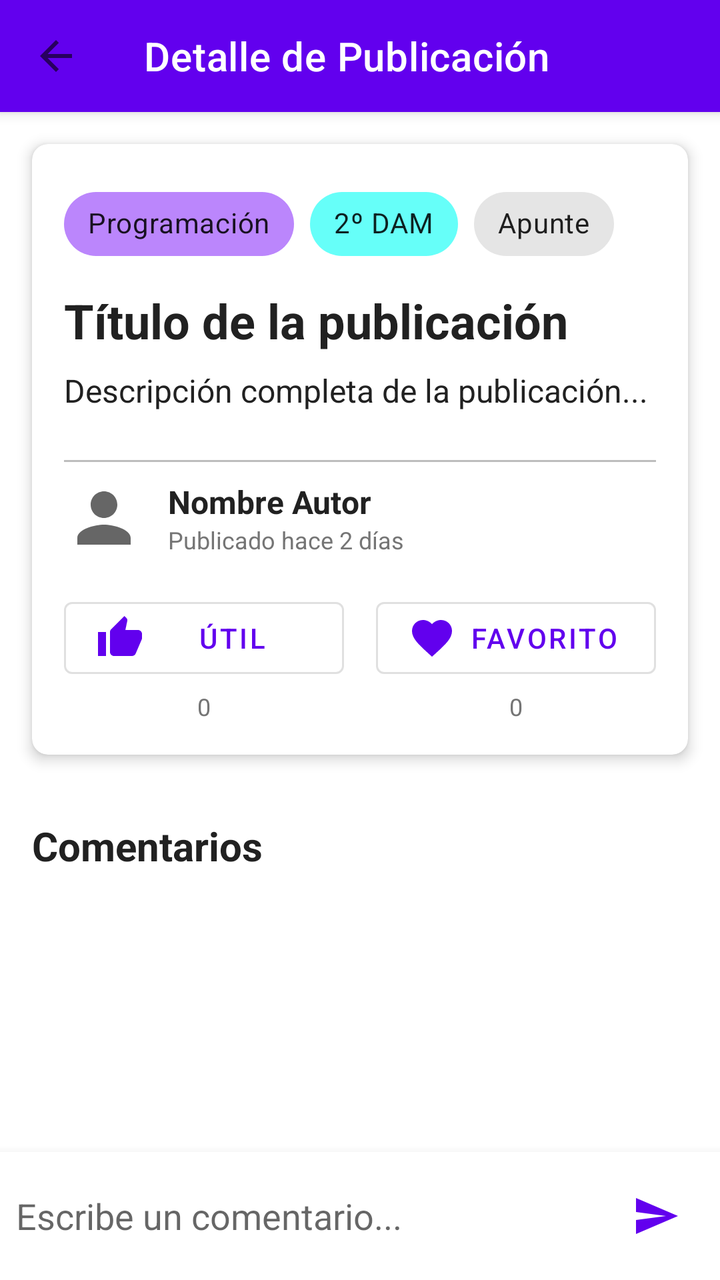
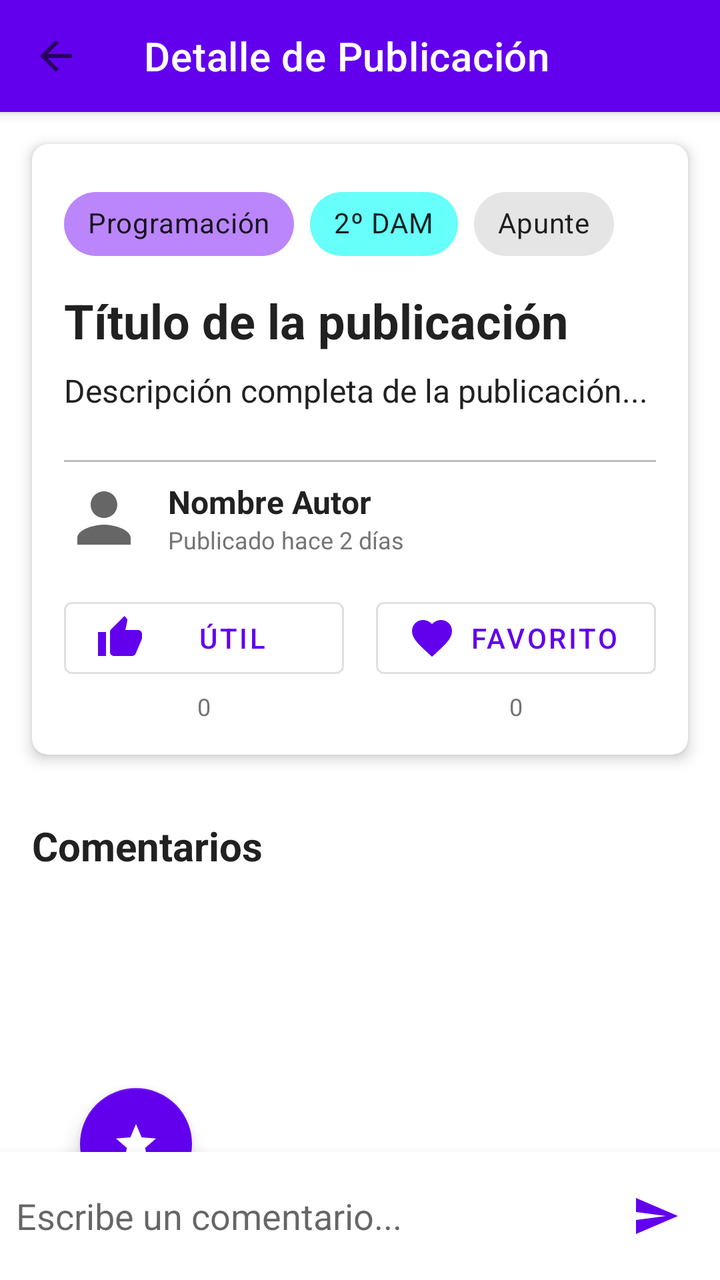

Two renders of the same Android screen: before a commit and after it. Below are the layout's source before the change and the commit's diff.
<!-- AndroidManifest.xml: application theme Theme.StudyBro -->
<!-- res/layout/actividad_detalle.xml -->
<?xml version="1.0" encoding="utf-8"?>
<androidx.coordinatorlayout.widget.CoordinatorLayout 
    xmlns:android="http://schemas.android.com/apk/res/android"
    xmlns:app="http://schemas.android.com/apk/res-auto"
    android:layout_width="match_parent"
    android:layout_height="match_parent">

    
    <com.google.android.material.appbar.AppBarLayout
        android:layout_width="match_parent"
        android:layout_height="wrap_content">

        <androidx.appcompat.widget.Toolbar
            android:id="@+id/toolbar"
            android:layout_width="match_parent"
            android:layout_height="?attr/actionBarSize"
            android:background="@color/primary"
            app:title="@string/detail_title"
            app:titleTextColor="@color/on_primary"
            app:navigationIcon="@drawable/ic_arrow_back"/>
    </com.google.android.material.appbar.AppBarLayout>

    
    <androidx.core.widget.NestedScrollView
        android:layout_width="match_parent"
        android:layout_height="match_parent"
        app:layout_behavior="@string/appbar_scrolling_view_behavior"
        android:paddingBottom="72dp">

        <LinearLayout
            android:layout_width="match_parent"
            android:layout_height="wrap_content"
            android:orientation="vertical">

            
            <com.google.android.material.card.MaterialCardView
                android:layout_width="match_parent"
                android:layout_height="wrap_content"
                android:layout_margin="@dimen/margin_medium"
                app:cardElevation="@dimen/card_elevation"
                app:cardCornerRadius="@dimen/card_corner_radius">

                <LinearLayout
                    android:layout_width="match_parent"
                    android:layout_height="wrap_content"
                    android:orientation="vertical"
                    android:padding="@dimen/padding_medium">

                    
                    <LinearLayout
                        android:layout_width="match_parent"
                        android:layout_height="wrap_content"
                        android:orientation="horizontal"
                        android:layout_marginBottom="8dp">

                        <com.google.android.material.chip.Chip
                            android:id="@+id/chipSubject"
                            android:layout_width="wrap_content"
                            android:layout_height="wrap_content"
                            android:text="Programación"
                            app:chipBackgroundColor="@color/primary_light"/>

                        <com.google.android.material.chip.Chip
                            android:id="@+id/chipCourse"
                            android:layout_width="wrap_content"
                            android:layout_height="wrap_content"
                            android:text="2º DAM"
                            android:layout_marginStart="8dp"
                            app:chipBackgroundColor="@color/secondary_light"/>

                        <com.google.android.material.chip.Chip
                            android:id="@+id/chipType"
                            android:layout_width="wrap_content"
                            android:layout_height="wrap_content"
                            android:text="Apunte"
                            android:layout_marginStart="8dp"/>
                    </LinearLayout>

                    
                    <TextView
                        android:id="@+id/tvTitle"
                        android:layout_width="match_parent"
                        android:layout_height="wrap_content"
                        android:text="Título de la publicación"
                        android:textSize="24sp"
                        android:textStyle="bold"
                        android:textColor="@color/text_primary"
                        android:layout_marginBottom="8dp"/>

                    
                    <TextView
                        android:id="@+id/tvDescription"
                        android:layout_width="match_parent"
                        android:layout_height="wrap_content"
                        android:text="Descripción completa de la publicación..."
                        android:textSize="16sp"
                        android:textColor="@color/text_primary"
                        android:layout_marginBottom="16dp"/>

                    
                    <View
                        android:layout_width="match_parent"
                        android:layout_height="1dp"
                        android:background="@color/divider"
                        android:layout_marginVertical="8dp"/>

                    
                    <LinearLayout
                        android:layout_width="match_parent"
                        android:layout_height="wrap_content"
                        android:orientation="horizontal"
                        android:gravity="center_vertical"
                        android:layout_marginBottom="16dp">

                        <ImageView
                            android:id="@+id/ivAuthorAvatar"
                            android:layout_width="40dp"
                            android:layout_height="40dp"
                            android:src="@drawable/ic_person"
                            android:contentDescription="Avatar"/>

                        <LinearLayout
                            android:layout_width="0dp"
                            android:layout_height="wrap_content"
                            android:layout_weight="1"
                            android:orientation="vertical"
                            android:layout_marginStart="12dp">

                            <TextView
                                android:id="@+id/tvAuthor"
                                android:layout_width="wrap_content"
                                android:layout_height="wrap_content"
                                android:text="Nombre Autor"
                                android:textSize="16sp"
                                android:textStyle="bold"
                                android:textColor="@color/text_primary"/>

                            <TextView
                                android:id="@+id/tvDate"
                                android:layout_width="wrap_content"
                                android:layout_height="wrap_content"
                                android:text="Publicado hace 2 días"
                                android:textSize="12sp"
                                android:textColor="@color/text_secondary"/>
                        </LinearLayout>
                    </LinearLayout>

                    
                    <LinearLayout
                        android:layout_width="match_parent"
                        android:layout_height="wrap_content"
                        android:orientation="horizontal"
                        android:gravity="center">

                        
                        <LinearLayout
                            android:layout_width="0dp"
                            android:layout_height="wrap_content"
                            android:layout_weight="1"
                            android:orientation="vertical"
                            android:gravity="center"
                            android:layout_marginEnd="8dp">

                            <com.google.android.material.button.MaterialButton
                                android:id="@+id/btnUseful"
                                android:layout_width="match_parent"
                                android:layout_height="wrap_content"
                                android:text="@string/mark_useful"
                                style="@style/Widget.MaterialComponents.Button.OutlinedButton"
                                app:icon="@drawable/ic_thumb_up"/>

                            <TextView
                                android:id="@+id/tvContadorUtil"
                                android:layout_width="wrap_content"
                                android:layout_height="wrap_content"
                                android:text="0"
                                android:textSize="12sp"
                                android:textColor="@color/text_secondary"
                                android:layout_gravity="center"
                                android:layout_marginTop="2dp"/>
                        </LinearLayout>

                        
                        <LinearLayout
                            android:layout_width="0dp"
                            android:layout_height="wrap_content"
                            android:layout_weight="1"
                            android:orientation="vertical"
                            android:gravity="center"
                            android:layout_marginStart="8dp">

                            <com.google.android.material.button.MaterialButton
                                android:id="@+id/btnFavorite"
                                android:layout_width="match_parent"
                                android:layout_height="wrap_content"
                                android:text="@string/mark_favorite"
                                style="@style/Widget.MaterialComponents.Button.OutlinedButton"
                                app:icon="@drawable/ic_favorite"/>

                            <TextView
                                android:id="@+id/tvContadorFav"
                                android:layout_width="wrap_content"
                                android:layout_height="wrap_content"
                                android:text="0"
                                android:textSize="12sp"
                                android:textColor="@color/text_secondary"
                                android:layout_gravity="center"
                                android:layout_marginTop="2dp"/>
                        </LinearLayout>
                    </LinearLayout>
                </LinearLayout>
            </com.google.android.material.card.MaterialCardView>

            
            <TextView
                android:layout_width="wrap_content"
                android:layout_height="wrap_content"
                android:text="Comentarios"
                android:textSize="20sp"
                android:textStyle="bold"
                android:textColor="@color/text_primary"
                android:layout_marginStart="@dimen/margin_medium"
                android:layout_marginTop="@dimen/margin_medium"
                android:layout_marginBottom="8dp"/>

            
            <androidx.recyclerview.widget.RecyclerView
                android:id="@+id/recyclerComments"
                android:layout_width="match_parent"
                android:layout_height="wrap_content"
                android:nestedScrollingEnabled="false"
                android:padding="@dimen/padding_small"/>

            
            <TextView
                android:id="@+id/tvNoComments"
                android:layout_width="wrap_content"
                android:layout_height="wrap_content"
                android:layout_gravity="center"
                android:text="No hay comentarios aún"
                android:textColor="@color/text_secondary"
                android:padding="@dimen/padding_large"
                android:visibility="gone"/>
        </LinearLayout>
    </androidx.core.widget.NestedScrollView>

    
    <com.google.android.material.card.MaterialCardView
        android:layout_width="match_parent"
        android:layout_height="wrap_content"
        android:layout_gravity="bottom"
        app:cardElevation="8dp"
        app:cardCornerRadius="0dp">

        <LinearLayout
            android:layout_width="match_parent"
            android:layout_height="wrap_content"
            android:orientation="horizontal"
            android:padding="8dp"
            android:gravity="center_vertical">

            <com.google.android.material.textfield.TextInputEditText
                android:id="@+id/etComment"
                android:layout_width="0dp"
                android:layout_height="wrap_content"
                android:layout_weight="1"
                android:hint="@string/add_comment_hint"
                android:maxLines="3"
                android:background="@android:color/transparent"/>

            <ImageButton
                android:id="@+id/btnSendComment"
                android:layout_width="48dp"
                android:layout_height="48dp"
                android:src="@drawable/ic_send"
                android:background="?attr/selectableItemBackgroundBorderless"
                android:contentDescription="@string/send"
                app:tint="@color/primary"/>
        </LinearLayout>
    </com.google.android.material.card.MaterialCardView>

    
    <ProgressBar
        android:id="@+id/progressBar"
        android:layout_width="wrap_content"
        android:layout_height="wrap_content"
        android:layout_gravity="center"
        android:visibility="gone"/>

</androidx.coordinatorlayout.widget.CoordinatorLayout>
<!-- resources referenced by this layout -->
<resources>
  <color name="divider">#BDBDBD</color>
  <color name="on_primary">#FFFFFF</color>
  <color name="primary">#6200EE</color>
  <color name="primary_light">#BB86FC</color>
  <color name="secondary_light">#66FFF9</color>
  <color name="text_primary">#212121</color>
  <color name="text_secondary">#757575</color>
  <dimen name="card_corner_radius">8dp</dimen>
  <dimen name="card_elevation">4dp</dimen>
  <dimen name="margin_medium">16dp</dimen>
  <dimen name="padding_large">24dp</dimen>
  <dimen name="padding_medium">16dp</dimen>
  <dimen name="padding_small">8dp</dimen>
  <!-- drawable ic_send (drawable) -->
  <vector xmlns:android="http://schemas.android.com/apk/res/android"
      android:width="24dp"
      android:height="24dp"
      android:viewportWidth="24"
      android:viewportHeight="24"
      android:tint="?attr/colorControlNormal"
      android:autoMirrored="true">
      <path
          android:fillColor="@android:color/white"
          android:pathData="M2.01,21L23,12 2.01,3 2,10l15,2 -15,2z"/>
  </vector>
  <string name="add_comment_hint">Escribe un comentario...</string>
  <string name="appbar_scrolling_view_behavior" translatable="false">com.google.android.material.appbar.AppBarLayout$ScrollingViewBehavior</string>
  <string name="detail_title">Detalle de Publicación</string>
  <string name="mark_favorite">Favorito</string>
  <string name="mark_useful">Útil</string>
  <string name="send">Enviar</string>
  <style name="Theme.StudyBro" parent="Theme.MaterialComponents.DayNight.DarkActionBar">
          
          <item name="colorPrimary">@color/purple_500</item>
          <item name="colorPrimaryVariant">@color/purple_700</item>
          <item name="colorOnPrimary">@color/white</item>
          
          <item name="colorSecondary">@color/teal_200</item>
          <item name="colorSecondaryVariant">@color/teal_700</item>
          <item name="colorOnSecondary">@color/black</item>
          
          <item name="android:statusBarColor">?attr/colorPrimaryVariant</item>
          
      </style>
  <color name="purple_500">#FF6200EE</color>
  <color name="purple_700">#FF3700B3</color>
  <color name="white">#FFFFFFFF</color>
  <color name="teal_200">#FF03DAC5</color>
  <color name="teal_700">#FF018786</color>
  <color name="black">#FF000000</color>
  <!-- unchanged entries left out for length: 4 -->
</resources>

<!-- the commit's change to res/layout/actividad_detalle.xml (unified diff, before → after) -->
@@ -25,7 +25,8 @@
         android:layout_width="match_parent"
         android:layout_height="match_parent"
         app:layout_behavior="@string/appbar_scrolling_view_behavior"
-        android:paddingBottom="72dp">
+        android:paddingBottom="120dp"
+        android:clipToPadding="false">
 
         <LinearLayout
             android:layout_width="match_parent"
@@ -143,6 +144,40 @@
                                 android:textSize="12sp"
                                 android:textColor="@color/text_secondary"/>
                         </LinearLayout>
+                    </LinearLayout>
+
+                    
+                    <LinearLayout
+                        android:id="@+id/layoutAttachment"
+                        android:layout_width="match_parent"
+                        android:layout_height="wrap_content"
+                        android:orientation="vertical"
+                        android:visibility="gone"
+                        android:layout_marginBottom="16dp">
+
+                        <View
+                            android:layout_width="match_parent"
+                            android:layout_height="1dp"
+                            android:background="@color/divider"
+                            android:layout_marginBottom="12dp"/>
+
+                        <TextView
+                            android:layout_width="wrap_content"
+                            android:layout_height="wrap_content"
+                            android:text="Archivo adjunto"
+                            android:textSize="14sp"
+                            android:textStyle="bold"
+                            android:textColor="@color/text_primary"
+                            android:layout_marginBottom="8dp"/>
+
+                        <com.google.android.material.button.MaterialButton
+                            android:id="@+id/btnViewAttachment"
+                            android:layout_width="match_parent"
+                            android:layout_height="wrap_content"
+                            android:text="Abrir PDF / Recurso"
+                            style="@style/Widget.MaterialComponents.Button.OutlinedButton"
+                            app:icon="@drawable/ic_attach_file"
+                            app:iconGravity="textStart"/>
                     </LinearLayout>
 
                     
@@ -246,6 +281,7 @@
 
     
     <com.google.android.material.card.MaterialCardView
+        android:id="@+id/cardComment"
         android:layout_width="match_parent"
         android:layout_height="wrap_content"
         android:layout_gravity="bottom"
@@ -255,9 +291,44 @@
         <LinearLayout
             android:layout_width="match_parent"
             android:layout_height="wrap_content"
-            android:orientation="horizontal"
-            android:padding="8dp"
-            android:gravity="center_vertical">
+            android:orientation="vertical">
+
+            
+            <LinearLayout
+                android:id="@+id/layoutReplyingTo"
+                android:layout_width="match_parent"
+                android:layout_height="wrap_content"
+                android:orientation="horizontal"
+                android:background="@color/primary_light"
+                android:paddingHorizontal="16dp"
+                android:paddingVertical="4dp"
+                android:gravity="center_vertical"
+                android:visibility="gone">
+
+                <TextView
+                    android:id="@+id/tvReplyingTo"
+                    android:layout_width="0dp"
+                    android:layout_height="wrap_content"
+                    android:layout_weight="1"
+                    android:text="Respondiendo a Usuario"
+                    android:textSize="12sp"
+                    android:textColor="@color/primary"/>
+
+                <ImageButton
+                    android:id="@+id/btnCancelReply"
+                    android:layout_width="24dp"
+                    android:layout_height="24dp"
+                    android:src="@drawable/ic_close"
+                    android:background="?attr/selectableItemBackgroundBorderless"
+                    app:tint="@color/primary"/>
+            </LinearLayout>
+
+            <LinearLayout
+                android:layout_width="match_parent"
+                android:layout_height="wrap_content"
+                android:orientation="horizontal"
+                android:padding="8dp"
+                android:gravity="center_vertical">
 
             <com.google.android.material.textfield.TextInputEditText
                 android:id="@+id/etComment"
@@ -276,8 +347,22 @@
                 android:background="?attr/selectableItemBackgroundBorderless"
                 android:contentDescription="@string/send"
                 app:tint="@color/primary"/>
+            </LinearLayout>
         </LinearLayout>
     </com.google.android.material.card.MaterialCardView>
+
+    
+    <com.google.android.material.floatingactionbutton.FloatingActionButton
+        android:id="@+id/fabGemini"
+        android:layout_width="wrap_content"
+        android:layout_height="wrap_content"
+        android:layout_margin="40dp"
+        android:src="@drawable/ic_star"
+        app:tint="@color/white"
+        app:backgroundTint="@color/primary"
+        android:theme="@style/Theme.MaterialComponents.DayNight"
+        app:layout_anchor="@id/cardComment"
+        app:layout_anchorGravity="top|start"/>
 
     
     <ProgressBar
<!-- resource entries referenced after the edit -->
@@ -13,6 +13,28 @@
   <dimen name="padding_large">24dp</dimen>
   <dimen name="padding_medium">16dp</dimen>
   <dimen name="padding_small">8dp</dimen>
+  <!-- drawable ic_attach_file (drawable) -->
+  <vector xmlns:android="http://schemas.android.com/apk/res/android"
+      android:width="24dp"
+      android:height="24dp"
+      android:viewportWidth="24"
+      android:viewportHeight="24"
+      android:tint="?attr/colorControlNormal">
+      <path
+          android:fillColor="@android:color/white"
+          android:pathData="M16.5,6v11.5c0,2.21 -1.79,4 -4,4s-4,-1.79 -4,-4V5c0,-1.38 1.12,-2.5 2.5,-2.5s2.5,1.12 2.5,2.5v10.5c0,0.55 -0.45,1 -1,1s-1,-0.45 -1,-1V6H10v9.5c0,1.38 1.12,2.5 2.5,2.5s2.5,-1.12 2.5,-2.5V5c0,-2.21 -1.79,-4 -4,-4S7,2.79 7,5v12.5c0,3.04 2.46,5.5 5.5,5.5s5.5,-2.46 5.5,-5.5V6h-1.5z"/>
+  </vector>
+  <!-- drawable ic_close (drawable) -->
+  <vector xmlns:android="http://schemas.android.com/apk/res/android"
+      android:width="24dp"
+      android:height="24dp"
+      android:viewportWidth="24"
+      android:viewportHeight="24"
+      android:tint="?attr/colorControlNormal">
+    <path
+        android:fillColor="@android:color/white"
+        android:pathData="M19,6.41L17.59,5 12,10.59 6.41,5 5,6.41 10.59,12 5,17.59 6.41,19 12,13.41 17.59,19 19,17.59 13.41,12z"/>
+  </vector>
   <!-- drawable ic_send (drawable) -->
   <vector xmlns:android="http://schemas.android.com/apk/res/android"
       android:width="24dp"
@@ -25,13 +47,24 @@
           android:fillColor="@android:color/white"
           android:pathData="M2.01,21L23,12 2.01,3 2,10l15,2 -15,2z"/>
   </vector>
+  <!-- drawable ic_star (drawable) -->
+  <vector xmlns:android="http://schemas.android.com/apk/res/android"
+      android:width="24dp"
+      android:height="24dp"
+      android:tint="#FFFFFF"
+      android:viewportWidth="24"
+      android:viewportHeight="24">
+    <path
+        android:fillColor="@android:color/white"
+        android:pathData="M12,17.27L18.18,21l-1.64,-7.03L22,9.24l-7.19,-0.61L12,2 9.19,8.63 2,9.24l5.46,4.73L5.82,21z"/>
+  </vector>
   <string name="add_comment_hint">Escribe un comentario...</string>
   <string name="appbar_scrolling_view_behavior" translatable="false">com.google.android.material.appbar.AppBarLayout$ScrollingViewBehavior</string>
   <string name="detail_title">Detalle de Publicación</string>
   <string name="mark_favorite">Favorito</string>
   <string name="mark_useful">Útil</string>
   <string name="send">Enviar</string>
-  <style name="Theme.StudyBro" parent="Theme.MaterialComponents.DayNight.DarkActionBar">
+  <style name="Theme.StudyBro" parent="Theme.MaterialComponents.Light.DarkActionBar">
           
           <item name="colorPrimary">@color/purple_500</item>
           <item name="colorPrimaryVariant">@color/purple_700</item>
